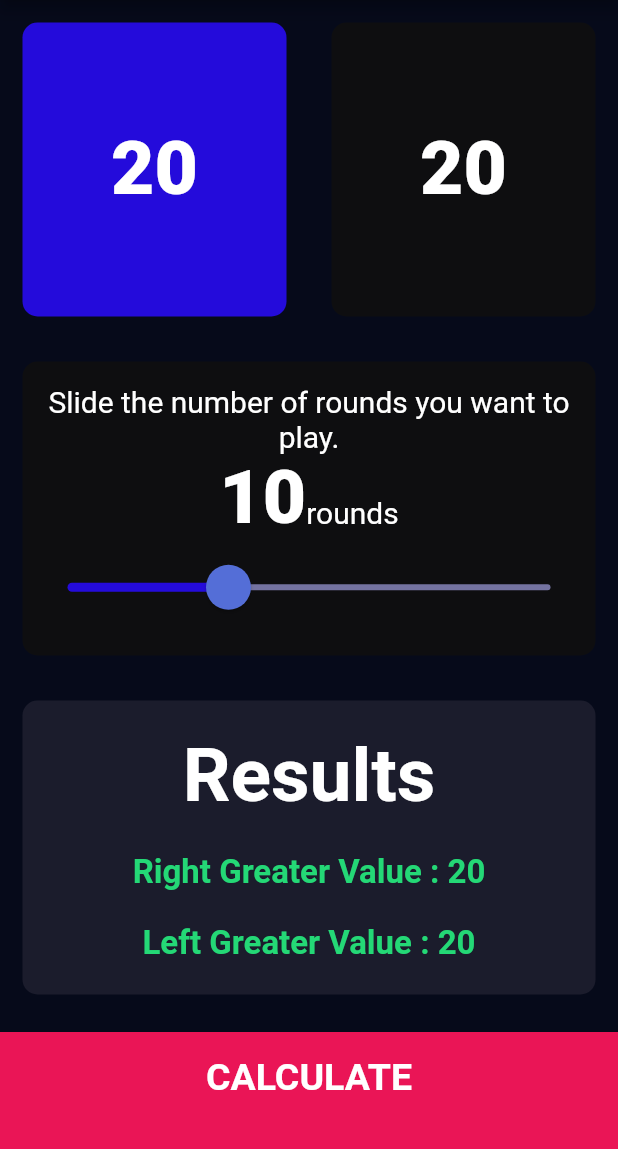
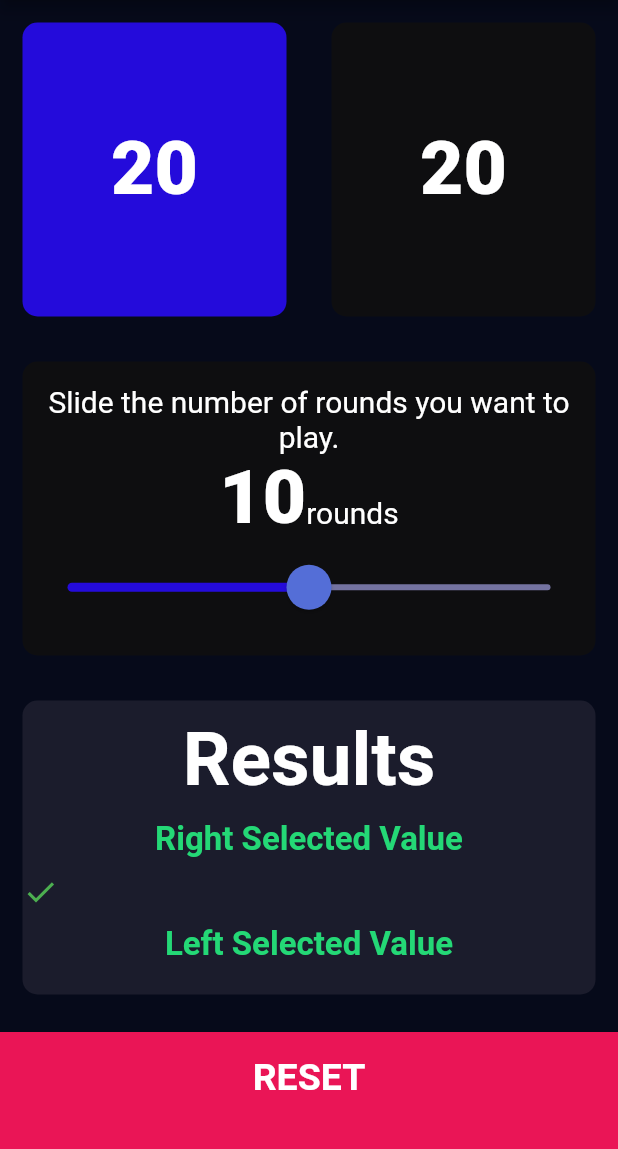
Before and after one commit to shardhayv/RandomAppAssignment, a Flutter app: the screen it shows after launch, after a tap on an icon or button, on a phone screen of 412 x 824 dp, the part 84-1233 px from its top. Run offline on Flutter 3.47's test engine with Material 2 defaults, Android fonts, the light colour scheme and no system bars.

Commit message:
Everythong Done

```diff
--- a/lib/calculation_logic.dart
+++ /dev/null
@@ -1 +0,0 @@
-class CalculatorLogic {}
--- a/lib/main.dart
+++ b/lib/main.dart
@@ -2,10 +2,10 @@ import 'package:flutter/material.dart';
 
 import 'screens/input_page.dart';
 
-void main() => runApp(const BMICalculator());
+void main() => runApp(const RandomGenerator());
 
-class BMICalculator extends StatelessWidget {
-  const BMICalculator({super.key});
+class RandomGenerator extends StatelessWidget {
+  const RandomGenerator({super.key});
 
   @override
   Widget build(BuildContext context) {
--- a/lib/screens/input_page.dart
+++ b/lib/screens/input_page.dart
@@ -18,13 +18,30 @@ class InputPage extends StatefulWidget {
 
 class _InputPageState extends State<InputPage> {
   Side? selectedSide;
+  List<Widget> scoreRight = [];
+  List<Widget> scoreLeft = [];
 
   int roundsNumber = 10;
   int leftDiceNumber = 0;
   int rightDiceNumber = 0;
   int? randomNumber;
+  int tapCounter = 0;
 
-  void rollDice() {
+  void resetButton() {
+    setState(() {
+      selectedSide;
+      scoreRight = [];
+      scoreLeft = [];
+
+      roundsNumber = 10;
+      leftDiceNumber = 0;
+      rightDiceNumber = 0;
+      randomNumber;
+      tapCounter = 0;
+    });
+  }
+
+  void rollDice() async {
     leftDiceNumber = Random().nextInt(100);
     rightDiceNumber = Random().nextInt(100);
     randomNumber = checkDiceNumbers(leftDiceNumber, rightDiceNumber);
@@ -33,12 +50,64 @@ class _InputPageState extends State<InputPage> {
   int? checkDiceNumbers(int leftDiceNum, int rightDiceNum) {
     if (leftDiceNum == rightDiceNum) {
       int randomNum = Random().nextInt(100);
-      print(
-          'Left and right dice numbers are the same. Random number generated: $randomNum');
+
       return randomNum;
     } else {
-      print('Left and right dice numbers are not the same.');
       return null;
+    }
+  }
+
+  void addingRight() {
+    scoreRight.add(
+      const Icon(
+        Icons.check,
+        color: Colors.green,
+      ),
+    );
+  }
+
+  void addingLeft() {
+    scoreLeft.add(
+      const Icon(
+        Icons.check,
+        color: Colors.green,
+      ),
+    );
+  }
+
+  void handleTap() {
+    if (tapCounter >= roundsNumber) {
+      showDialog(
+        context: context,
+        builder: (BuildContext context) {
+          return AlertDialog(
+            title: const Text('Game Over'),
+            content:
+                const Text('You have exceeded the maximum number of rounds'),
+            actions: [
+              TextButton(
+                onPressed: () {
+                  Navigator.of(context).pop();
+                  tapCounter = 0;
+                  selectedSide = null;
+                },
+                child: const Text('OK'),
+              )
+            ],
+          );
+        },
+      );
+    } else {
+      setState(() {
+        if (selectedSide == Side.right) {
+          rollDice();
+        } else if (selectedSide == Side.left) {
+          rollDice();
+        } else {
+          rollDice();
+        }
+        tapCounter++;
+      });
     }
   }
 
@@ -59,7 +128,10 @@ class _InputPageState extends State<InputPage> {
                   child: GestureDetector(
                     onTap: () {
                       setState(() {
+                        handleTap();
                         selectedSide = Side.right;
+                        addingRight();
+
                         rollDice();
                       });
                     },
@@ -77,7 +149,9 @@ class _InputPageState extends State<InputPage> {
                   child: GestureDetector(
                     onTap: () {
                       setState(() {
+                        handleTap();
                         selectedSide = Side.left;
+                        addingLeft();
                         rollDice();
                       });
                     },
@@ -134,7 +208,7 @@ class _InputPageState extends State<InputPage> {
                     child: Slider(
                       value: roundsNumber.toDouble(),
                       min: 5.0,
-                      max: 20.0,
+                      max: 15.0,
 
                       // activeColor: Colors.amber,
                       onChanged: (double newValue) {
@@ -163,15 +237,21 @@ class _InputPageState extends State<InputPage> {
                           'Results',
                           style: kTitleText,
                         ),
-                        Text(
+                        const Text(
                           textAlign: TextAlign.justify,
-                          'Right Greater Value : $rightDiceNumber',
+                          'Right Selected Value',
                           style: kResultText,
                         ),
-                        Text(
+                        Row(
+                          children: scoreRight,
+                        ),
+                        const Text(
                           textAlign: TextAlign.center,
-                          'Left Greater Value : $leftDiceNumber',
+                          'Left Selected Value',
                           style: kResultText,
+                        ),
+                        Row(
+                          children: scoreLeft,
                         ),
                       ],
                     ),
@@ -181,8 +261,10 @@ class _InputPageState extends State<InputPage> {
             ),
           ),
           BottomButton(
-            buttonTitle: 'CALCULATE',
-            onTap: () {},
+            buttonTitle: 'RESET',
+            onTap: () {
+              resetButton();
+            },
           )
         ],
       ),
--- a/pubspec.yaml
+++ b/pubspec.yaml
@@ -2,7 +2,7 @@ name: randomapp
 description: A new Flutter project.
 # The following line prevents the package from being accidentally published to
 # pub.dev using `flutter pub publish`. This is preferred for private packages.
-publish_to: 'none' # Remove this line if you wish to publish to pub.dev
+publish_to: "none" # Remove this line if you wish to publish to pub.dev
 
 # The following defines the version and build number for your application.
 # A version number is three numbers separated by dots, like 1.2.43
@@ -19,7 +19,7 @@ publish_to: 'none' # Remove this line if you wish to publish to pub.dev
 version: 1.0.0+1
 
 environment:
-  sdk: '>=2.19.6 <3.0.0'
+  sdk: ">=2.19.6 <3.0.0"
 
 # Dependencies specify other packages that your package needs in order to work.
 # To automatically upgrade your package dependencies to the latest versions
@@ -30,7 +30,6 @@ environment:
 dependencies:
   flutter:
     sdk: flutter
-
 
   # The following adds the Cupertino Icons font to your application.
   # Use with the CupertinoIcons class for iOS style icons.
@@ -53,7 +52,6 @@ dev_dependencies:
 
 # The following section is specific to Flutter packages.
 flutter:
-
   # The following line ensures that the Material Icons font is
   # included with your application, so that you can use the icons in
   # the material Icons class.
```
Also changed, not shown: 1 other file.
